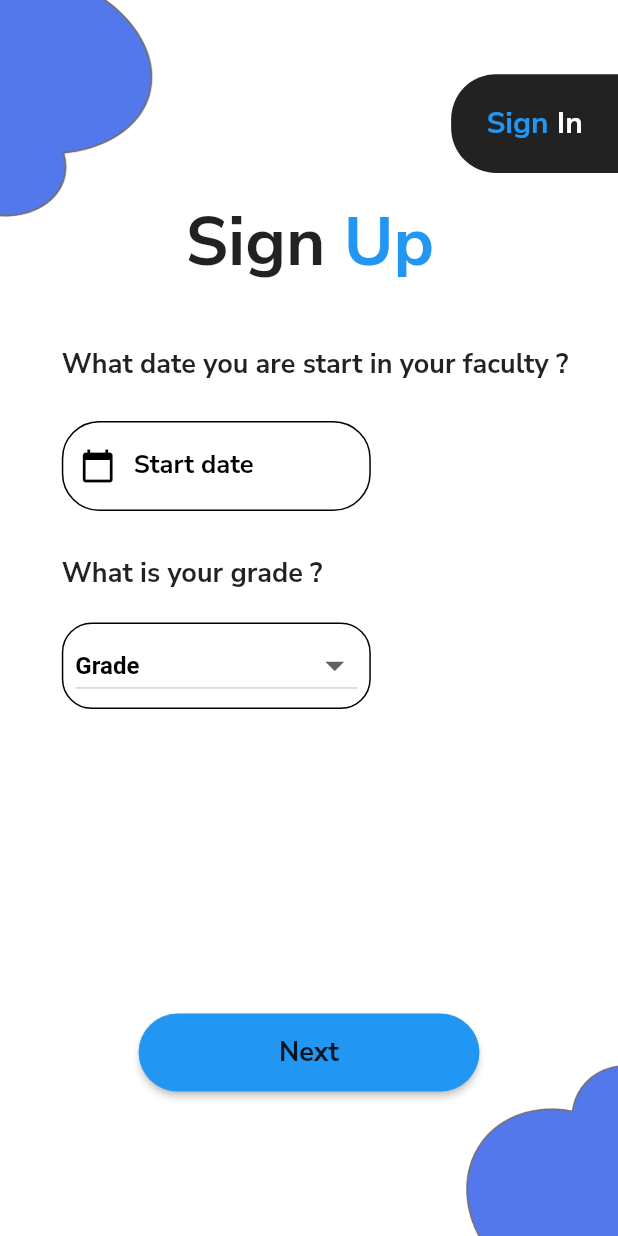
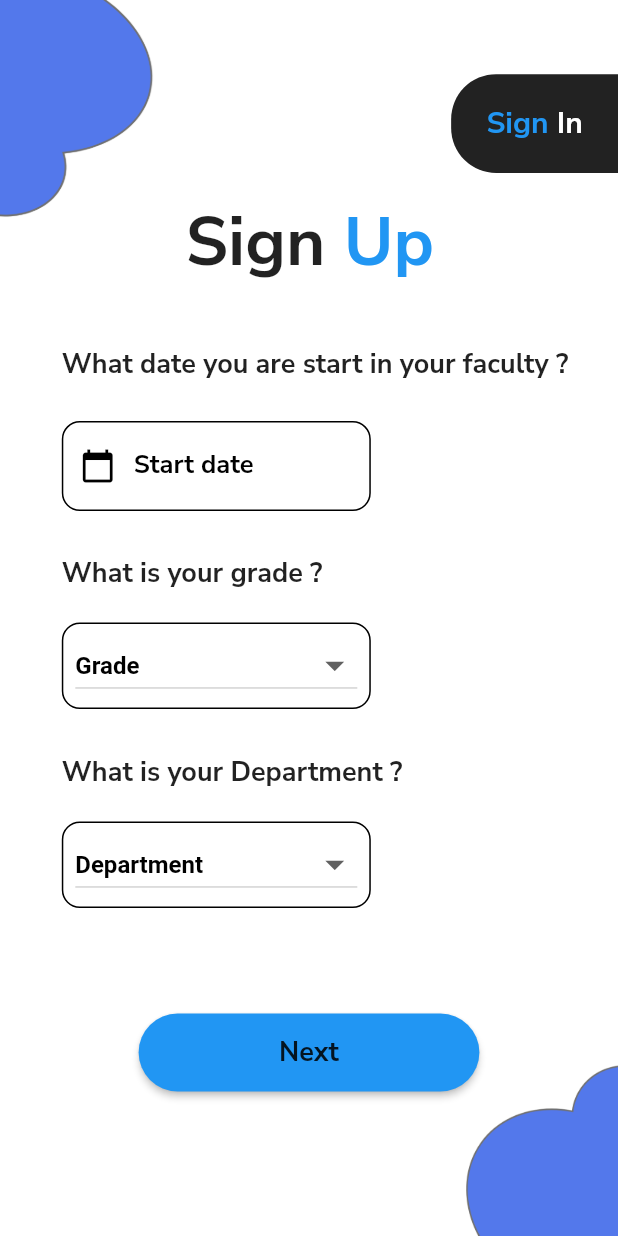
Before and after one commit to mohamed-mmdouh1506/GraduationProjectNew, a Flutter app: the StudentRegisterScreen screen opened directly, on a phone screen of 412 x 824 dp. Run offline on Flutter 3.47's test engine with Material 2 defaults, Android fonts, the phone set to English and light mode, and no system bars; our stand-ins replace bloc, carousel_slider, dio, flutter_bloc, fluttertoast, google_fonts and 6 more; missing offline and left inert: sliver_header_delegate, syncfusion_flutter_pdfviewer; accounts and stored records are empty; network calls fail.

Commit message:
mmdouh 25 / 2

```diff
--- a/lib/constants/componts.dart
+++ b/lib/constants/componts.dart
@@ -27,15 +27,15 @@ Widget dafaultFormField(
       helperStyle: const TextStyle(),
       enabledBorder:  OutlineInputBorder(
         borderSide:  const BorderSide(width: 1,color: Colors.black),
-        borderRadius: BorderRadius.circular(25),
+        borderRadius: BorderRadius.circular(12),
       ),
       border:  OutlineInputBorder(
         borderSide:  const BorderSide(width: 1,color: Colors.black),
-        borderRadius: BorderRadius.circular(25),
+        borderRadius: BorderRadius.circular(12),
       ),
       focusedBorder: OutlineInputBorder(
         borderSide:  const BorderSide(width: 1,color: Colors.black),
-        borderRadius: BorderRadius.circular(25),
+        borderRadius: BorderRadius.circular(12),
       ),
 
       prefixIcon: icon,
--- a/lib/layoutes/homepage/home_bloc/app_states.dart
+++ b/lib/layoutes/homepage/home_bloc/app_states.dart
@@ -25,3 +25,6 @@ class GetHomePostSuccessState extends AppState{
 class GetHomePostErrorState extends AppState{
 
 }
+
+class GetMaterialSuccessState extends AppState{}
+class GetMaterialErrorState extends AppState{}
--- a/lib/main.dart
+++ b/lib/main.dart
@@ -3,6 +3,7 @@ import 'package:final_project/layoutes/homepage/home_bloc/app_cubit.dart';
 import 'package:final_project/layoutes/homepage/home_bloc/app_states.dart';
 import 'package:final_project/modules/analysisScreen/analysis_screen.dart';
 import 'package:final_project/modules/login/login_screen.dart';
+import 'package:final_project/modules/materialsScreen/doctor_material_screen.dart';
 import 'package:final_project/modules/messageScreen/message_screen.dart';
 import 'package:final_project/modules/onboardingScreen/onboarding_screen.dart';
 import 'package:final_project/modules/profile/profile.dart';
@@ -32,7 +33,7 @@ class MyApp extends StatelessWidget {
   @override
   Widget build(BuildContext context) {
     return BlocProvider(
-      create: (BuildContext context) =>AppCubit()..getHomePosts(),
+      create: (BuildContext context) =>AppCubit()..getMaterial1(url: 'material1s',),
       child: BlocConsumer<AppCubit,AppState>(
         listener: (context,state){
 
@@ -56,7 +57,7 @@ class MyApp extends StatelessWidget {
                 Theme.of(context).textTheme,
               ),
             ),
-            home: ContainerScreen(),
+            home: DoctorMaterialScreen(),
           );
         },
       ),
--- a/lib/modules/homeScreen/home_screen.dart
+++ b/lib/modules/homeScreen/home_screen.dart
@@ -43,7 +43,7 @@ class HomeScreen extends StatelessWidget {
 }
 
 Widget Block_Post(HomeModel model,index){
-  String ?url= model?.data[index].attributes?.image?.images[0].attributes?.url;
+  String ?url= model.data[index].attributes?.image?.images[0].attributes?.url;
   String ?image=mainUrl! + url!;
   return  Container(
     color: Colors.white,
@@ -88,7 +88,7 @@ Widget Block_Post(HomeModel model,index){
         const SizedBox(height: 10,),
         Padding(
           padding: const EdgeInsets.fromLTRB(10,0, 15, 0),
-          child: Text('${model?.data[index].attributes?.describtion}',
+          child: Text('${model.data[index].attributes?.describtion}',
             style: GoogleFonts.lato(
               color: Colors.black,
               fontSize: 15,
--- a/lib/modules/materialsScreen/doctor_material_screen.dart
+++ b/lib/modules/materialsScreen/doctor_material_screen.dart
@@ -13,9 +13,6 @@ class DoctorMaterialScreen extends StatelessWidget {
     'Data Structure',
     'Image Processing',
     'Network',
-
-
-
   ];
 
   List <Color> colorsContainer =[
--- a/lib/modules/register/student_register_screen.dart
+++ b/lib/modules/register/student_register_screen.dart
@@ -6,6 +6,7 @@ import 'package:final_project/modules/register/set_profile_register_screen.dart'
 import 'package:final_project/shared/local/cash_helper.dart';
 import 'package:flutter/material.dart';
 import 'package:flutter_bloc/flutter_bloc.dart';
+import 'package:google_fonts/google_fonts.dart';
 
 class StudentRegisterScreen extends StatelessWidget {
   const StudentRegisterScreen({Key? key}) : super(key: key);
@@ -162,7 +163,7 @@ class StudentRegisterScreen extends StatelessWidget {
                                 height: MediaQuery.of(context).size.height * 0.07,
                                 width: MediaQuery.of(context).size.width * 0.5,
                                 decoration: BoxDecoration(
-                                  borderRadius: BorderRadius.circular(20.0),
+                                  borderRadius: BorderRadius.circular(12.0),
                                   border: Border.all(
                                     color: Colors.black,
                                     width: 1,
@@ -200,73 +201,73 @@ class StudentRegisterScreen extends StatelessWidget {
                           ],
                         ),
                       ),
-                      // Positioned(
-                      //   top: MediaQuery.of(context).size.height * .61,
-                      //   left: MediaQuery.of(context).size.width * .1,
-                      //   child: Column(
-                      //     crossAxisAlignment: CrossAxisAlignment.start,
-                      //     children: [
-                      //       const Text(
-                      //         'What is your Department ?',
-                      //         style: TextStyle(
-                      //           color: Colors.black87,
-                      //           fontSize: 18,
-                      //           fontWeight: FontWeight.bold,
-                      //         ),
-                      //       ),
-                      //       const SizedBox(
-                      //         height: 20,
-                      //       ),
-                      //       Container(
-                      //         padding: const EdgeInsets.symmetric(vertical: 5.0 ,),
-                      //         height: MediaQuery.of(context).size.height * 0.07,
-                      //         width: MediaQuery.of(context).size.width * 0.5,
-                      //         decoration: BoxDecoration(
-                      //           borderRadius: BorderRadius.circular(20.0),
-                      //           border: Border.all(
-                      //             color: Colors.black,
-                      //             width: 1,
-                      //           ),
-                      //         ),
-                      //         child: Padding(
-                      //           padding: const EdgeInsets.symmetric(
-                      //             horizontal: 8.0,
-                      //           ),
-                      //           child: DropdownButton(
-                      //             elevation: 0,
-                      //             hint: RegisterCubit.get(context).dropDownValue2 == null
-                      //                 ? const Text(
-                      //               'Department',
-                      //               style: TextStyle(
-                      //                   color: Colors.black,
-                      //                   fontSize: 16.0,
-                      //                   fontWeight: FontWeight.bold,
-                      //               ),
-                      //             )
-                      //                 : Text(
-                      //               RegisterCubit.get(context).dropDownValue2,
-                      //               style: const TextStyle(color: Colors.black , fontSize: 16.0, fontWeight: FontWeight.bold),
-                      //             ),
-                      //             isExpanded: true,
-                      //             iconSize: 30.0,
-                      //             style: const TextStyle(color: Colors.black , fontSize: 16.0 , fontWeight: FontWeight.bold),
-                      //             items: ['General', 'Security', 'Bio-informatic'].map(
-                      //                   (value) {
-                      //                 return DropdownMenuItem<String>(
-                      //                   value: value,
-                      //                   child: Text(value),
-                      //                 );
-                      //               },
-                      //             ).toList(),
-                      //             onChanged: (value) {
-                      //               RegisterCubit.get(context).changeDropDownValue2(value);
-                      //             },
-                      //           ),
-                      //         ),
-                      //       ),
-                      //     ],
-                      //   ),
-                      // ),
+                      Positioned(
+                        top: MediaQuery.of(context).size.height * .61,
+                        left: MediaQuery.of(context).size.width * .1,
+                        child: Column(
+                          crossAxisAlignment: CrossAxisAlignment.start,
+                          children: [
+                             Text(
+                              'What is your Department ?',
+                              style: GoogleFonts.nunitoSans(
+                                color: Colors.black87,
+                                fontSize: 18,
+                                fontWeight: FontWeight.bold,
+                              ),
+                            ),
+                            const SizedBox(
+                              height: 20,
+                            ),
+                            Container(
+                              padding: const EdgeInsets.symmetric(vertical: 5.0 ,),
+                              height: MediaQuery.of(context).size.height * 0.07,
+                              width: MediaQuery.of(context).size.width * 0.5,
+                              decoration: BoxDecoration(
+                                borderRadius: BorderRadius.circular(12.0),
+                                border: Border.all(
+                                  color: Colors.black,
+                                  width: 1,
+                                ),
+                              ),
+                              child: Padding(
+                                padding: const EdgeInsets.symmetric(
+                                  horizontal: 8.0,
+                                ),
+                                child: DropdownButton(
+                                  elevation: 0,
+                                  hint: RegisterCubit.get(context).dropDownValue2 == null
+                                      ? const Text(
+                                    'Department',
+                                    style: TextStyle(
+                                        color: Colors.black,
+                                        fontSize: 16.0,
+                                        fontWeight: FontWeight.bold,
+                                    ),
+                                  )
+                                      : Text(
+                                    RegisterCubit.get(context).dropDownValue2,
+                                    style: const TextStyle(color: Colors.black , fontSize: 16.0, fontWeight: FontWeight.bold),
+                                  ),
+                                  isExpanded: true,
+                                  iconSize: 30.0,
+                                  style: const TextStyle(color: Colors.black , fontSize: 16.0 , fontWeight: FontWeight.bold),
+                                  items: ['General', 'Security', 'Bio-informatic'].map(
+                                        (value) {
+                                      return DropdownMenuItem<String>(
+                                        value: value,
+                                        child: Text(value),
+                                      );
+                                    },
+                                  ).toList(),
+                                  onChanged: (value) {
+                                    RegisterCubit.get(context).changeDropDownValue2(value);
+                                  },
+                                ),
+                              ),
+                            ),
+                          ],
+                        ),
+                      ),
                       Positioned(
                         top: MediaQuery.of(context).size.height * .82,
                         left: MediaQuery.of(context).size.width * .2,
@@ -288,10 +289,8 @@ class StudentRegisterScreen extends StatelessWidget {
                                 ),
                               ),
                               onPressed: () {
-
-                                cubit.formValidate(context,SetProfileRegister()).then((value) {
+                                cubit.formValidate(context , SetProfileRegister()).then((value) {
                                   CashHelper.putStartAt(key: 'startAt', value: cubit.startDateController.text);
-
                                 });
                               },
                             )),
--- a/lib/shared/local/diohelper.dart
+++ b/lib/shared/local/diohelper.dart
@@ -10,7 +10,7 @@ class DioHelper{
 
     dio = Dio(
        BaseOptions(
-         baseUrl: 'http://192.168.1.3:1337/api/',
+         baseUrl: 'http://192.168.1.12:1337/api/',
          receiveDataWhenStatusError: true,
        ) ,
     );
--- a/pubspec.yaml
+++ b/pubspec.yaml
@@ -48,7 +48,9 @@ dependencies:
   dio: ^4.0.4
   shared_preferences: ^2.0.13
   sliver_header_delegate: ^0.0.1
-
+  http: ^0.13.4
+  syncfusion_flutter_pdfviewer: ^19.4.53-beta
+  platform: ^3.1.0
 
 
 
```
Also changed, not shown: lib/layoutes/homepage/home_bloc/app_cubit.dart (+16 -4 lines), lib/modules/Contants/Lects/lec_screen.dart (+40 -15 lines), lib/modules/materialsScreen/student_material_screen.dart (+14 -29 lines), lib/modules/pdfReader/pdfReader.dart (added, +35 -0 lines), lib/modules/profile/profile.dart (+32 -38 lines), pubspec.lock, 2 other files.
